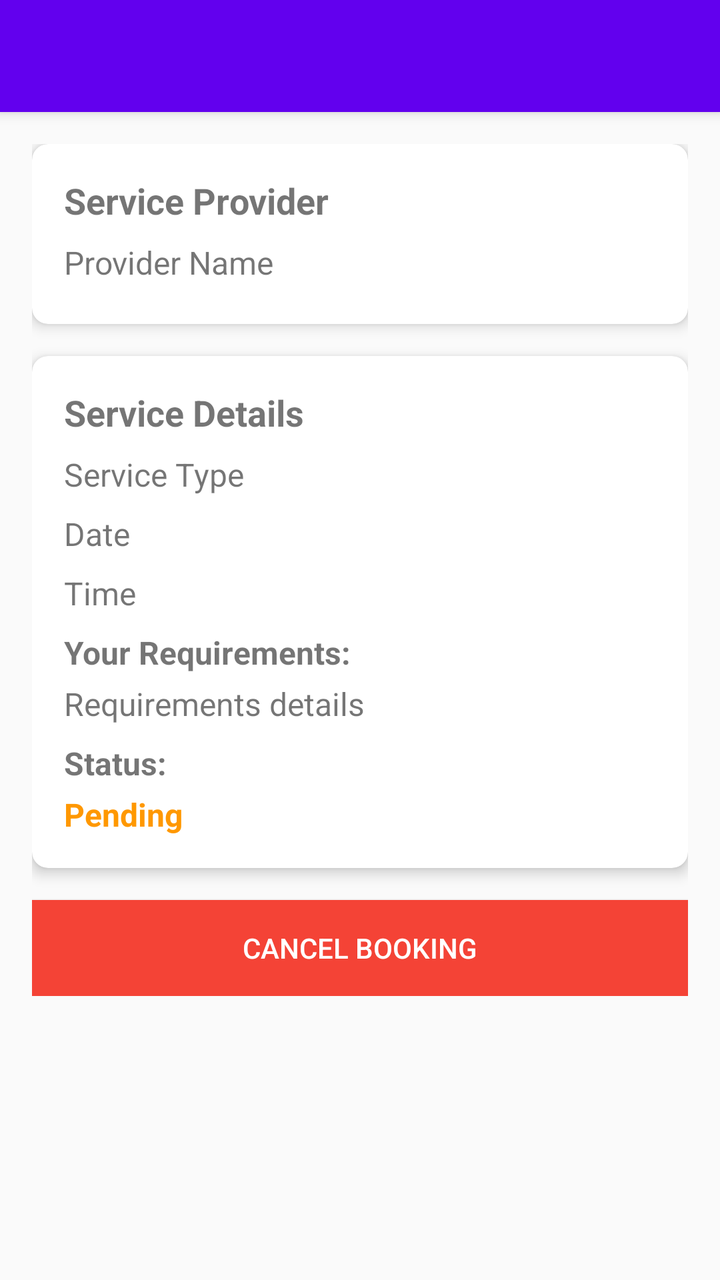
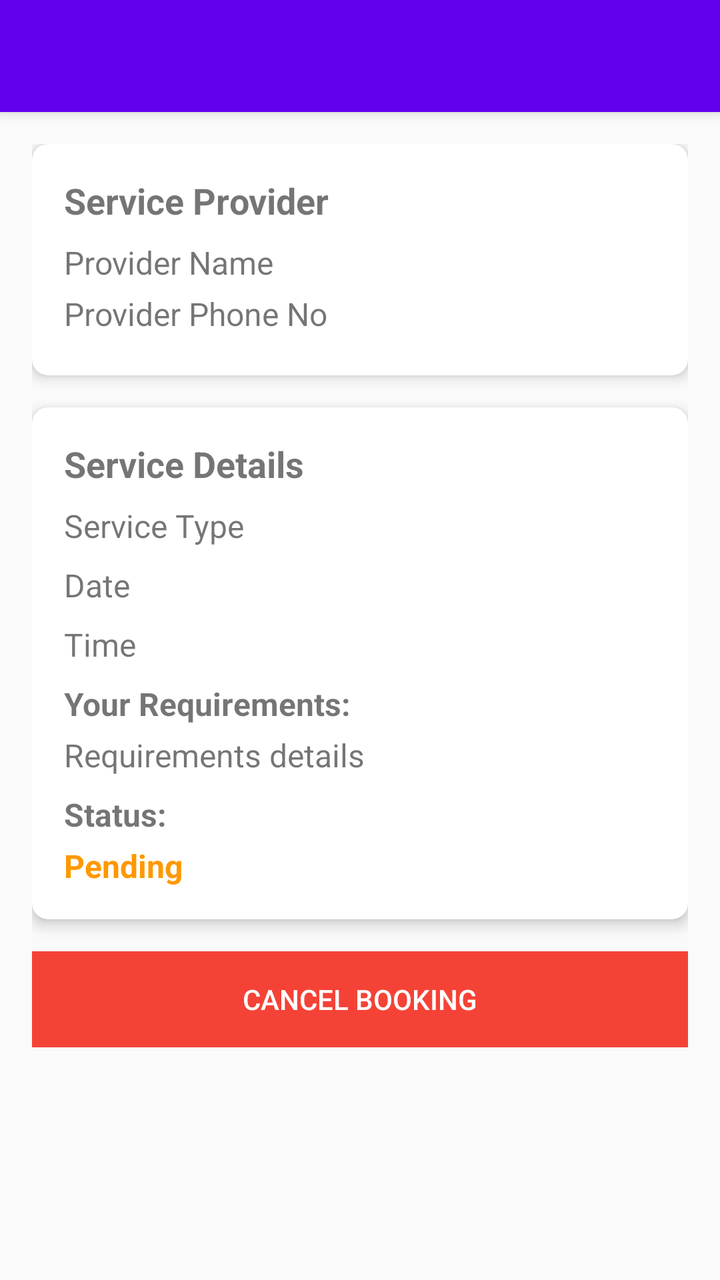

Screens rendered from an Android XML layout before and after an edit, with the pre-edit source and the edit as a unified diff.
<!-- AndroidManifest.xml: application theme AppTheme -->
<!-- res/layout/activity_customer_booking_details.xml -->
<?xml version="1.0" encoding="utf-8"?>
<androidx.coordinatorlayout.widget.CoordinatorLayout xmlns:android="http://schemas.android.com/apk/res/android"
    xmlns:app="http://schemas.android.com/apk/res-auto"
    xmlns:tools="http://schemas.android.com/tools"
    android:layout_width="match_parent"
    android:layout_height="match_parent"
    tools:context=".booking.CustomerBookingDetailsActivity">

    <com.google.android.material.appbar.AppBarLayout
        android:layout_width="match_parent"
        android:layout_height="wrap_content"
        android:theme="@style/AppTheme.AppBarOverlay">

        <androidx.appcompat.widget.Toolbar
            android:id="@+id/toolbar"
            android:layout_width="match_parent"
            android:layout_height="?attr/actionBarSize"
            android:background="?attr/colorPrimary"
            app:popupTheme="@style/AppTheme.PopupOverlay" />

    </com.google.android.material.appbar.AppBarLayout>

    <androidx.core.widget.NestedScrollView
        android:layout_width="match_parent"
        android:layout_height="match_parent"
        app:layout_behavior="@string/appbar_scrolling_view_behavior">

        <LinearLayout
            android:layout_width="match_parent"
            android:layout_height="wrap_content"
            android:orientation="vertical"
            android:padding="16dp">

            <androidx.cardview.widget.CardView
                android:layout_width="match_parent"
                android:layout_height="wrap_content"
                android:layout_marginBottom="16dp"
                app:cardCornerRadius="8dp"
                app:cardElevation="4dp">

                <LinearLayout
                    android:layout_width="match_parent"
                    android:layout_height="wrap_content"
                    android:orientation="vertical"
                    android:padding="16dp">

                    <TextView
                        android:layout_width="match_parent"
                        android:layout_height="wrap_content"
                        android:text="Service Provider"
                        android:textSize="18sp"
                        android:textStyle="bold"
                        android:layout_marginBottom="8dp"/>

                    <TextView
                        android:id="@+id/tvProviderName"
                        android:layout_width="match_parent"
                        android:layout_height="wrap_content"
                        android:text="Provider Name"
                        android:textSize="16sp"
                        android:layout_marginBottom="4dp"/>

                </LinearLayout>
            </androidx.cardview.widget.CardView>

            <androidx.cardview.widget.CardView
                android:layout_width="match_parent"
                android:layout_height="wrap_content"
                android:layout_marginBottom="16dp"
                app:cardCornerRadius="8dp"
                app:cardElevation="4dp">

                <LinearLayout
                    android:layout_width="match_parent"
                    android:layout_height="wrap_content"
                    android:orientation="vertical"
                    android:padding="16dp">

                    <TextView
                        android:layout_width="match_parent"
                        android:layout_height="wrap_content"
                        android:text="Service Details"
                        android:textSize="18sp"
                        android:textStyle="bold"
                        android:layout_marginBottom="8dp"/>

                    <TextView
                        android:id="@+id/tvServiceType"
                        android:layout_width="match_parent"
                        android:layout_height="wrap_content"
                        android:text="Service Type"
                        android:textSize="16sp"
                        android:layout_marginBottom="8dp"/>

                    <TextView
                        android:id="@+id/tvDate"
                        android:layout_width="match_parent"
                        android:layout_height="wrap_content"
                        android:text="Date"
                        android:textSize="16sp"
                        android:layout_marginBottom="8dp"/>

                    <TextView
                        android:id="@+id/tvTime"
                        android:layout_width="match_parent"
                        android:layout_height="wrap_content"
                        android:text="Time"
                        android:textSize="16sp"
                        android:layout_marginBottom="8dp"/>

                    <TextView
                        android:layout_width="match_parent"
                        android:layout_height="wrap_content"
                        android:text="Your Requirements:"
                        android:textSize="16sp"
                        android:textStyle="bold"
                        android:layout_marginBottom="4dp"/>

                    <TextView
                        android:id="@+id/tvRequirements"
                        android:layout_width="match_parent"
                        android:layout_height="wrap_content"
                        android:text="Requirements details"
                        android:textSize="16sp"
                        android:layout_marginBottom="8dp"/>

                    <TextView
                        android:layout_width="match_parent"
                        android:layout_height="wrap_content"
                        android:text="Status:"
                        android:textSize="16sp"
                        android:textStyle="bold"
                        android:layout_marginBottom="4dp"/>

                    <TextView
                        android:id="@+id/tvStatus"
                        android:layout_width="match_parent"
                        android:layout_height="wrap_content"
                        android:text="Pending"
                        android:textSize="16sp"
                        android:textStyle="bold"
                        android:textColor="@color/pending_color"/>

                </LinearLayout>
            </androidx.cardview.widget.CardView>

            <Button
                android:id="@+id/btnCancel"
                android:layout_width="match_parent"
                android:layout_height="wrap_content"
                android:text="Cancel Booking"
                android:textColor="@android:color/white"
                android:background="@color/cancelled_color"/>

        </LinearLayout>

    </androidx.core.widget.NestedScrollView>

</androidx.coordinatorlayout.widget.CoordinatorLayout>
<!-- resources referenced by this layout -->
<resources>
  <color name="cancelled_color">#F44336</color>
  <color name="pending_color">#FF9800</color>
  <style name="AppTheme.AppBarOverlay" parent="ThemeOverlay.AppCompat.Dark.ActionBar" />
  <style name="AppTheme.PopupOverlay" parent="ThemeOverlay.AppCompat.Light" />
  <style name="AppTheme" parent="Theme.AppCompat.Light.NoActionBar">
          <item name="colorPrimary">@color/colorPrimary</item>
          <item name="colorPrimaryDark">@color/colorPrimaryDark</item>
          <item name="colorAccent">@color/colorAccent</item>
          
  
          <item name="colorSecondary">@color/teal_200</item>
          <item name="colorSecondaryVariant">@color/teal_700</item>
          <item name="colorOnSecondary">@color/black</item>
          
          <item name="android:statusBarColor">?attr/colorPrimaryVariant</item>
      </style>
  <color name="colorPrimary">#6200EE</color>
  <color name="colorPrimaryDark">#3700B3</color>
  <color name="colorAccent">#03DAC5</color>
  <color name="teal_200">#FF03DAC5</color>
  <color name="teal_700">#FF018786</color>
  <color name="black">#FF000000</color>
</resources>

<!-- the commit's change to res/layout/activity_customer_booking_details.xml (unified diff, before → after) -->
@@ -57,6 +57,14 @@
                         android:layout_width="match_parent"
                         android:layout_height="wrap_content"
                         android:text="Provider Name"
+                        android:textSize="16sp"
+                        android:layout_marginBottom="4dp"/>
+
+                    <TextView
+                        android:id="@+id/tvProviderPhone"
+                        android:layout_width="match_parent"
+                        android:layout_height="wrap_content"
+                        android:text="Provider Phone No"
                         android:textSize="16sp"
                         android:layout_marginBottom="4dp"/>
 
